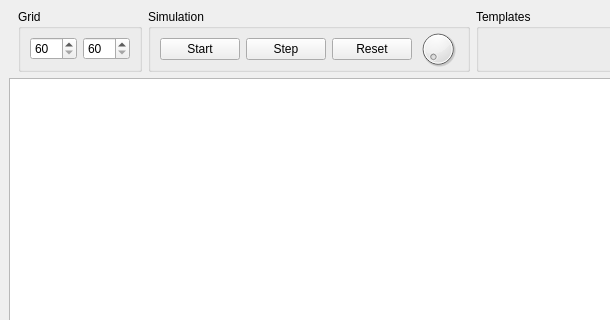
Qt form resources/mainwindow.ui (mkcms/gol-qt) before a commit; both pictures show x 0 to 610 and y 0 to 320 of the 800 by 600 pixel window.
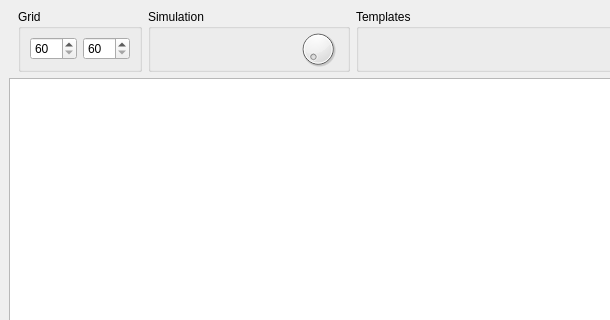
The same form after that commit.

Commit message: Make simulation buttons flat and remove their text property.

The edit to the form file:
```diff
--- a/resources/mainwindow.ui
+++ b/resources/mainwindow.ui
@@ -92,7 +92,7 @@
           <item>
            <widget class="QPushButton" name="pushButtonStartSimulation">
             <property name="text">
-             <string>Start</string>
+             <string/>
             </property>
             <property name="iconSize">
              <size>
@@ -103,12 +103,15 @@
             <property name="checkable">
              <bool>true</bool>
             </property>
+            <property name="flat">
+             <bool>true</bool>
+            </property>
            </widget>
           </item>
           <item>
            <widget class="QPushButton" name="pushButtonSimulationStep">
             <property name="text">
-             <string>Step</string>
+             <string/>
             </property>
             <property name="iconSize">
              <size>
@@ -116,12 +119,15 @@
               <height>35</height>
              </size>
             </property>
+            <property name="flat">
+             <bool>true</bool>
+            </property>
            </widget>
           </item>
           <item>
            <widget class="QPushButton" name="pushButtonResetSimulation">
             <property name="text">
-             <string>Reset</string>
+             <string/>
             </property>
             <property name="iconSize">
              <size>
@@ -129,6 +135,9 @@
               <height>35</height>
              </size>
             </property>
+            <property name="flat">
+             <bool>true</bool>
+            </property>
            </widget>
           </item>
           <item>
```
